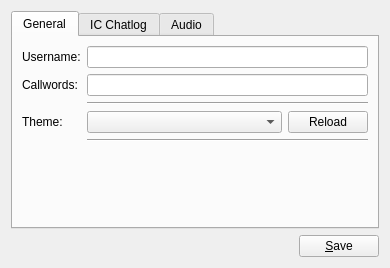
Qt form res/ui/config_panel.ui (Chrezm/DRO-Client) before a commit.
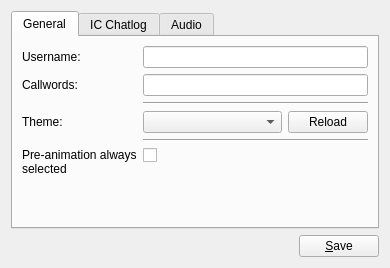
The same form after that commit. The open tabs and pages were chosen to show the change.

Commit message: Add always_pre option

The edit to the form file:
```diff
--- a/res/ui/config_panel.ui
+++ b/res/ui/config_panel.ui
@@ -120,6 +120,23 @@
          </property>
         </widget>
        </item>
+       <item row="5" column="0">
+        <widget class="QLabel" name="label">
+         <property name="text">
+          <string>Pre-animation always selected</string>
+         </property>
+         <property name="wordWrap">
+          <bool>true</bool>
+         </property>
+        </widget>
+       </item>
+       <item row="5" column="1">
+        <widget class="QCheckBox" name="always_pre">
+         <property name="text">
+          <string/>
+         </property>
+        </widget>
+       </item>
       </layout>
      </widget>
      <widget class="QWidget" name="tab_2">
```
Left out of the diff: 2 changed lines with no effect on the pictures. The commit also changes 5 other files.
